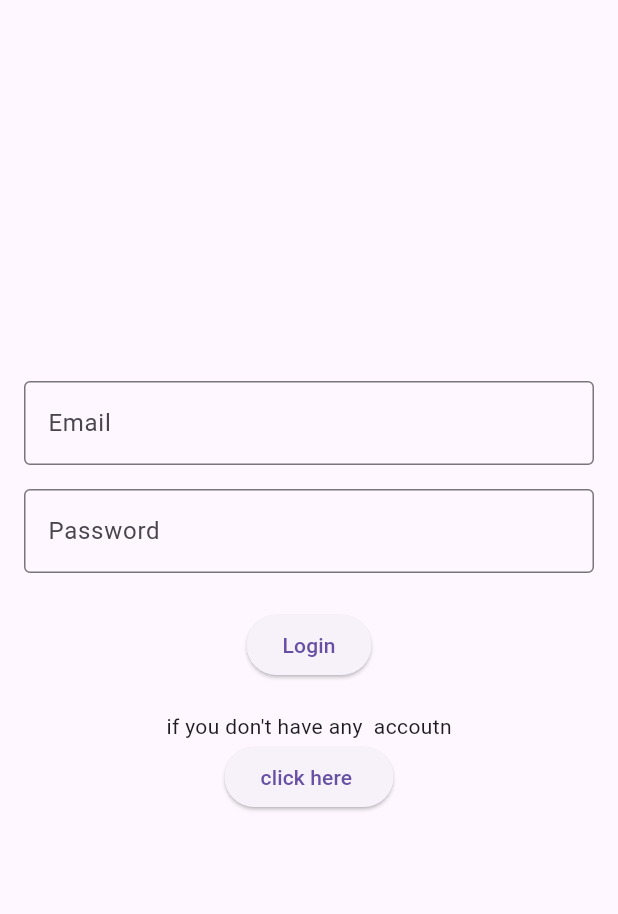
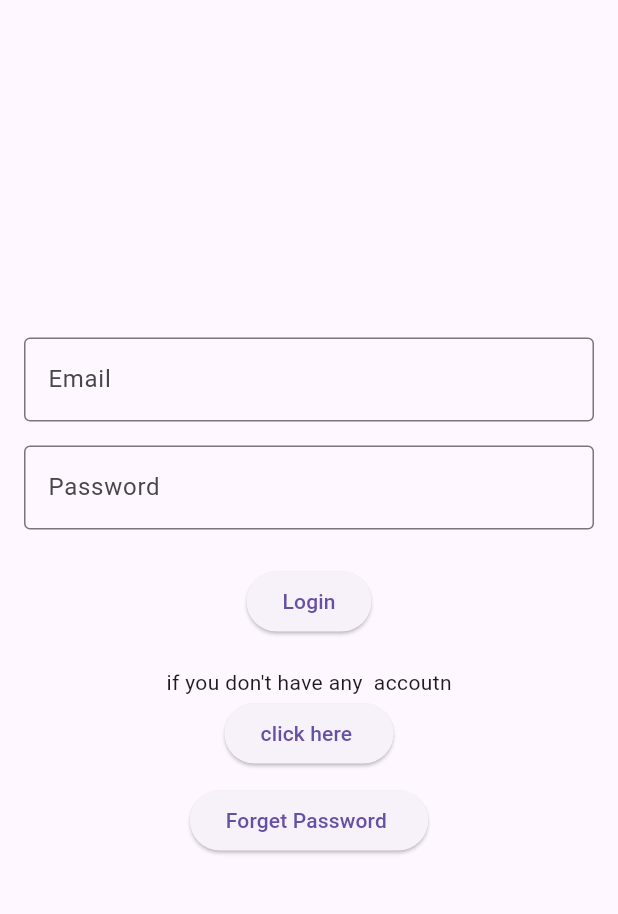
Before and after one commit to infoMmubeen/Firebase, a Flutter app: the screen it shows after launch, on a phone screen of 412 x 824 dp, the part 63-977 px from its top. Run offline on Flutter 3.47's test engine with Material 3 defaults, Android fonts, the phone set to English and light mode, and no system bars; our stand-ins replace firebase_auth, firebase_core, get; accounts and stored records are empty.

Commit message:
not no whats change the exis

```diff
--- a/lib/loginPage.dart
+++ b/lib/loginPage.dart
@@ -2,6 +2,7 @@ import 'package:firebase_auth/firebase_auth.dart';
 import 'package:flutter/material.dart';
 import 'package:get/get.dart';
 
+import 'forgetPassw.dart';
 import 'home.dart';
 import 'siginUp.dart';
 
@@ -91,7 +92,15 @@ class _LoginpageState extends State<Loginpage> {
                 onPressed: () {
                   Get.to(Siginup());
                 },
-                child: Text('click here '))
+                child: Text('click here ')),
+            SizedBox(
+              height: 10,
+            ),
+            ElevatedButton(
+                onPressed: () {
+                  Get.to(Forgetpassw());
+                },
+                child: Text('Forget Password '))
           ],
         ),
       ),
```
